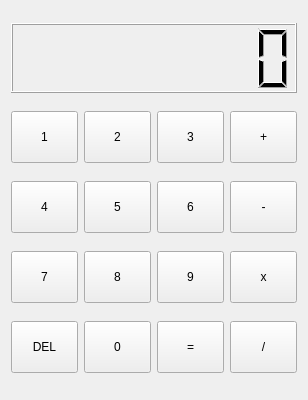
First picture: the form in mainwindow.ui, repository vpapadopou/qt-simple-calculator, before the edit.
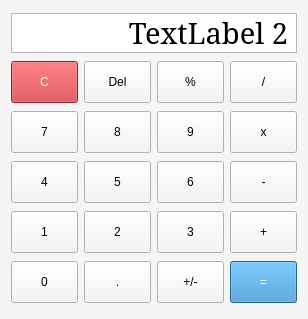
Second picture: the form after the edit.

Commit message: Changed logic to make it simpler and use only one stored variable

Patch:
```diff
--- a/mainwindow.ui
+++ b/mainwindow.ui
@@ -2,52 +2,209 @@
 <ui version="4.0">
  <class>MainWindow</class>
  <widget class="QMainWindow" name="MainWindow">
+  <property name="enabled">
+   <bool>true</bool>
+  </property>
   <property name="geometry">
    <rect>
     <x>0</x>
     <y>0</y>
     <width>306</width>
-    <height>400</height>
+    <height>319</height>
    </rect>
   </property>
   <property name="sizePolicy">
-   <sizepolicy hsizetype="Fixed" vsizetype="Fixed">
+   <sizepolicy hsizetype="Preferred" vsizetype="Preferred">
     <horstretch>0</horstretch>
     <verstretch>0</verstretch>
    </sizepolicy>
   </property>
+  <property name="minimumSize">
+   <size>
+    <width>0</width>
+    <height>2</height>
+   </size>
+  </property>
+  <property name="maximumSize">
+   <size>
+    <width>16777215</width>
+    <height>16777215</height>
+   </size>
+  </property>
   <property name="windowTitle">
    <string>MainWindow</string>
   </property>
+  <property name="styleSheet">
+   <string notr="true">background-color: #f5f5f5;
+color: rgb(0, 0, 0);
+</string>
+  </property>
   <widget class="QWidget" name="centralWidget">
    <property name="styleSheet">
     <string notr="true">QPushButton {
 min-width: 65;
-min-height: 50;
+min-height: 40;
 max-width: 65;
-max-height: 50;
+max-height: 40;
 }</string>
    </property>
    <layout class="QVBoxLayout" name="verticalLayout">
     <item>
-     <widget class="QLCDNumber" name="lcdNumber">
-      <property name="sizePolicy">
-       <sizepolicy hsizetype="Minimum" vsizetype="Fixed">
-        <horstretch>0</horstretch>
-        <verstretch>0</verstretch>
-       </sizepolicy>
-      </property>
-      <property name="minimumSize">
+     <widget class="QLabel" name="displayPanel">
+      <property name="maximumSize">
        <size>
-        <width>0</width>
-        <height>70</height>
+        <width>300</width>
+        <height>40</height>
        </size>
       </property>
-      <property name="digitCount">
-       <number>8</number>
+      <property name="font">
+       <font>
+        <family>Serif</family>
+        <pointsize>22</pointsize>
+       </font>
+      </property>
+      <property name="layoutDirection">
+       <enum>Qt::LeftToRight</enum>
+      </property>
+      <property name="styleSheet">
+       <string notr="true">border: 1 solid #b8b8b8;
+background-color: #fff;</string>
+      </property>
+      <property name="text">
+       <string>TextLabel 2</string>
+      </property>
+      <property name="alignment">
+       <set>Qt::AlignRight|Qt::AlignTrailing|Qt::AlignVCenter</set>
       </property>
      </widget>
     </item>
+    <item>
+     <layout class="QHBoxLayout" name="horizontalLayout_5">
+      <item>
+       <widget class="QPushButton" name="actionClear">
+        <property name="styleSheet">
+         <string notr="true">background-color: #cd3238;
+color: #ffffff;</string>
+        </property>
+        <property name="text">
+         <string>C</string>
+        </property>
+       </widget>
+      </item>
+      <item>
+       <widget class="QPushButton" name="actionDel">
+        <property name="text">
+         <string>Del</string>
+        </property>
+       </widget>
+      </item>
+      <item>
+       <widget class="QPushButton" name="actionMod">
+        <property name="text">
+         <string>%</string>
+        </property>
+       </widget>
+      </item>
+      <item>
+       <widget class="QPushButton" name="actionDiv">
+        <property name="text">
+         <string>/</string>
+        </property>
+        <attribute name="buttonGroup">
+         <string notr="true">actionGroup</string>
+        </attribute>
+       </widget>
+      </item>
+     </layout>
+    </item>
+    <item>
+     <layout class="QHBoxLayout" name="horizontalLayout_3">
+      <item>
+       <widget class="QPushButton" name="num7">
+        <property name="text">
+         <string>7</string>
+        </property>
+        <attribute name="buttonGroup">
+         <string notr="true">numberGroup</string>
+        </attribute>
+       </widget>
+      </item>
+      <item>
+       <widget class="QPushButton" name="num8">
+        <property name="text">
+         <string>8</string>
+        </property>
+        <attribute name="buttonGroup">
+         <string notr="true">numberGroup</string>
+        </attribute>
+       </widget>
+      </item>
+      <item>
+       <widget class="QPushButton" name="num9">
+        <property name="text">
+         <string>9</string>
+        </property>
+        <attribute name="buttonGroup">
+         <string notr="true">numberGroup</string>
+        </attribute>
+       </widget>
+      </item>
+      <item>
+       <widget class="QPushButton" name="actionMul">
+        <property name="text">
+         <string>x</string>
+        </property>
+        <attribute name="buttonGroup">
+         <string notr="true">actionGroup</string>
+        </attribute>
+       </widget>
+      </item>
+     </layout>
+    </item>
+    <item>
+     <layout class="QHBoxLayout" name="horizontalLayout_2">
+      <item>
+       <widget class="QPushButton" name="num4">
+        <property name="text">
+         <string>4</string>
+        </property>
+        <attribute name="buttonGroup">
+         <string notr="true">numberGroup</string>
+        </attribute>
+       </widget>
+      </item>
+      <item>
+       <widget class="QPushButton" name="num5">
+        <property name="text">
+         <string>5</string>
+        </property>
+        <attribute name="buttonGroup">
+         <string notr="true">numberGroup</string>
+        </attribute>
+       </widget>
+      </item>
+      <item>
+       <widget class="QPushButton" name="num6">
+        <property name="text">
+         <string>6</string>
+        </property>
+        <attribute name="buttonGroup">
+         <string notr="true">numberGroup</string>
+        </attribute>
+       </widget>
+      </item>
+      <item>
+       <widget class="QPushButton" name="actionMinus">
+        <property name="text">
+         <string>-</string>
+        </property>
+        <attribute name="buttonGroup">
+         <string notr="true">actionGroup</string>
+        </attribute>
+       </widget>
+      </item>
+     </layout>
+    </item>
     <item>
      <layout class="QHBoxLayout" name="horizontalLayout">
       <property name="bottomMargin">
@@ -61,6 +218,18 @@
           <verstretch>0</verstretch>
          </sizepolicy>
         </property>
+        <property name="minimumSize">
+         <size>
+          <width>67</width>
+          <height>42</height>
+         </size>
+        </property>
+        <property name="maximumSize">
+         <size>
+          <width>67</width>
+          <height>42</height>
+         </size>
+        </property>
         <property name="text">
          <string>1</string>
         </property>
@@ -93,6 +262,12 @@
           <verstretch>0</verstretch>
          </sizepolicy>
         </property>
+        <property name="maximumSize">
+         <size>
+          <width>67</width>
+          <height>42</height>
+         </size>
+        </property>
         <property name="text">
          <string>3</string>
         </property>
@@ -113,106 +288,11 @@
       </item>
      </layout>
     </item>
-    <item>
-     <layout class="QHBoxLayout" name="horizontalLayout_2">
-      <item>
-       <widget class="QPushButton" name="num4">
-        <property name="text">
-         <string>4</string>
-        </property>
-        <attribute name="buttonGroup">
-         <string notr="true">numberGroup</string>
-        </attribute>
-       </widget>
-      </item>
-      <item>
-       <widget class="QPushButton" name="num5">
-        <property name="text">
-         <string>5</string>
-        </property>
-        <attribute name="buttonGroup">
-         <string notr="true">numberGroup</string>
-        </attribute>
-       </widget>
-      </item>
-      <item>
-       <widget class="QPushButton" name="num6">
-        <property name="text">
-         <string>6</string>
-        </property>
-        <attribute name="buttonGroup">
-         <string notr="true">numberGroup</string>
-        </attribute>
-       </widget>
-      </item>
-      <item>
-       <widget class="QPushButton" name="actionMinus">
-        <property name="text">
-         <string>-</string>
-        </property>
-        <attribute name="buttonGroup">
-         <string notr="true">actionGroup</string>
-        </attribute>
-       </widget>
-      </item>
-     </layout>
-    </item>
-    <item>
-     <layout class="QHBoxLayout" name="horizontalLayout_3">
-      <item>
-       <widget class="QPushButton" name="num7">
-        <property name="text">
-         <string>7</string>
-        </property>
-        <attribute name="buttonGroup">
-         <string notr="true">numberGroup</string>
-        </attribute>
-       </widget>
-      </item>
-      <item>
-       <widget class="QPushButton" name="num8">
-        <property name="text">
-         <string>8</string>
-        </property>
-        <attribute name="buttonGroup">
-         <string notr="true">numberGroup</string>
-        </attribute>
-       </widget>
-      </item>
-      <item>
-       <widget class="QPushButton" name="num9">
-        <property name="text">
-         <string>9</string>
-        </property>
-        <attribute name="buttonGroup">
-         <string notr="true">numberGroup</string>
-        </attribute>
-       </widget>
-      </item>
-      <item>
-       <widget class="QPushButton" name="ActionMul">
-        <property name="text">
-         <string>x</string>
-        </property>
-        <attribute name="buttonGroup">
-         <string notr="true">actionGroup</string>
-        </attribute>
-       </widget>
-      </item>
-     </layout>
-    </item>
     <item>
      <layout class="QHBoxLayout" name="horizontalLayout_4">
       <property name="rightMargin">
        <number>0</number>
       </property>
-      <item>
-       <widget class="QPushButton" name="actionDel">
-        <property name="text">
-         <string>DEL</string>
-        </property>
-       </widget>
-      </item>
       <item>
        <widget class="QPushButton" name="num0">
         <property name="text">
@@ -223,23 +303,31 @@
         </attribute>
        </widget>
       </item>
+      <item>
+       <widget class="QPushButton" name="comma">
+        <property name="text">
+         <string>.</string>
+        </property>
+       </widget>
+      </item>
+      <item>
+       <widget class="QPushButton" name="pushButton">
+        <property name="text">
+         <string>+/-</string>
+        </property>
+       </widget>
+      </item>
       <item>
        <widget class="QPushButton" name="actionCalc">
+        <property name="styleSheet">
+         <string notr="true">background-color: #3490cd;
+color: #ffffff;</string>
+        </property>
         <property name="text">
          <string>=</string>
         </property>
        </widget>
       </item>
-      <item>
-       <widget class="QPushButton" name="actionDiv">
-        <property name="text">
-         <string>/</string>
-        </property>
-        <attribute name="buttonGroup">
-         <string notr="true">actionGroup</string>
-        </attribute>
-       </widget>
-      </item>
      </layout>
     </item>
    </layout>
```
Left out of the diff: 10 changed lines with no effect on the pictures. The commit also changes 2 other files.
